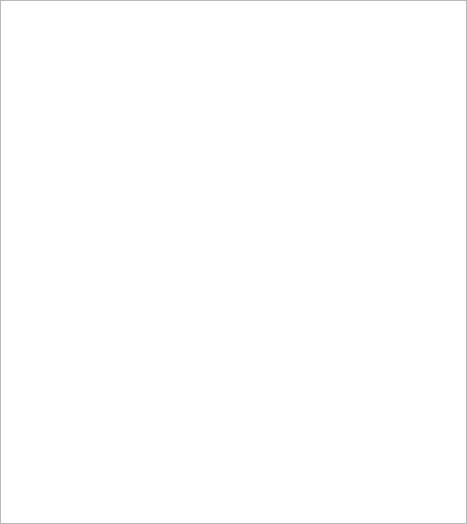
This is src/airunner/components/documents/gui/widgets/templates/documents.ui in Capsize-Games/airunner as Qt 5 draws it before an edit. The edited form follows.
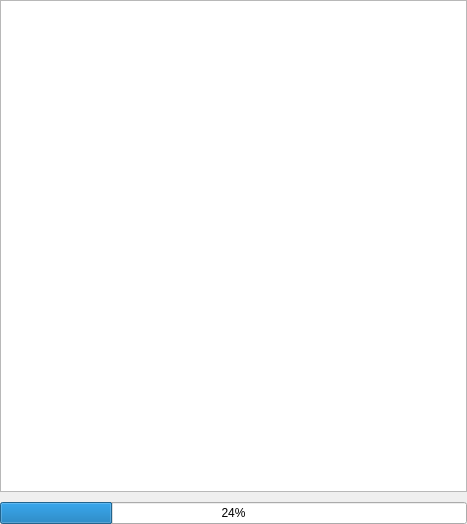
This is the edited form.

What changed in the file:
```diff
--- a/src/airunner/components/documents/gui/widgets/templates/documents.ui
+++ b/src/airunner/components/documents/gui/widgets/templates/documents.ui
@@ -26,12 +26,22 @@
    <property name="bottomMargin">
     <number>0</number>
    </property>
-   <property name="spacing">
+   <property name="horizontalSpacing">
     <number>0</number>
    </property>
+   <property name="verticalSpacing">
+    <number>10</number>
+   </property>
    <item row="0" column="0" colspan="2">
     <widget class="QTreeView" name="treeView"/>
    </item>
+   <item row="1" column="0">
+    <widget class="QProgressBar" name="progressBar">
+     <property name="value">
+      <number>24</number>
+     </property>
+    </widget>
+   </item>
   </layout>
  </widget>
  <resources/>
```
